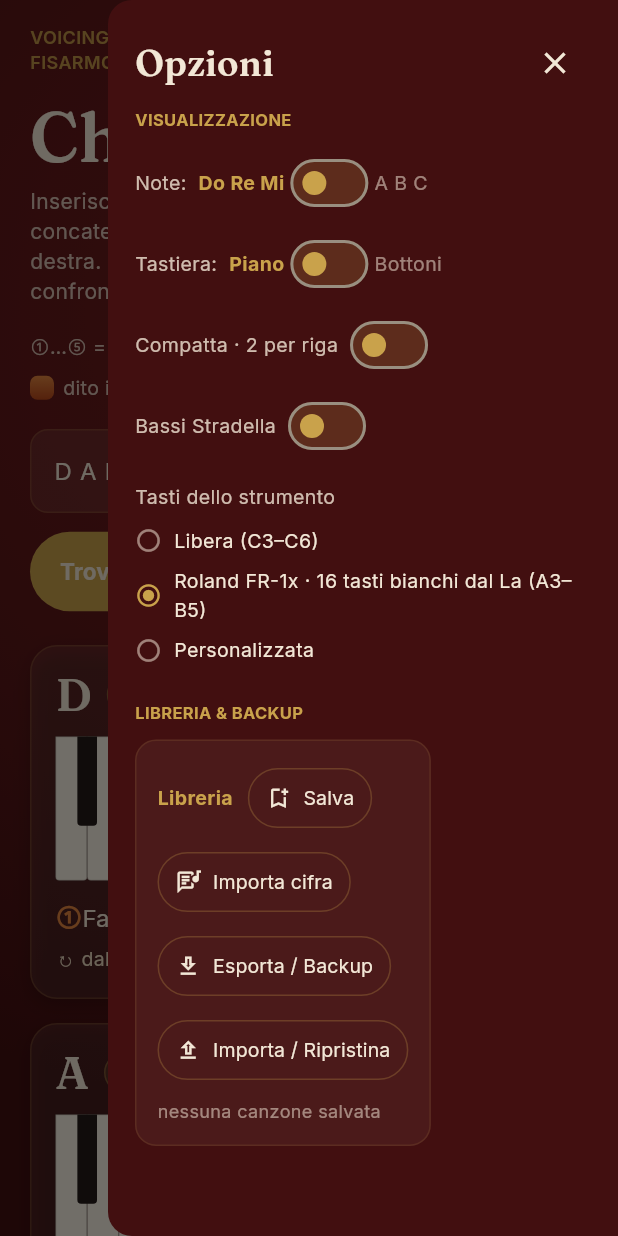
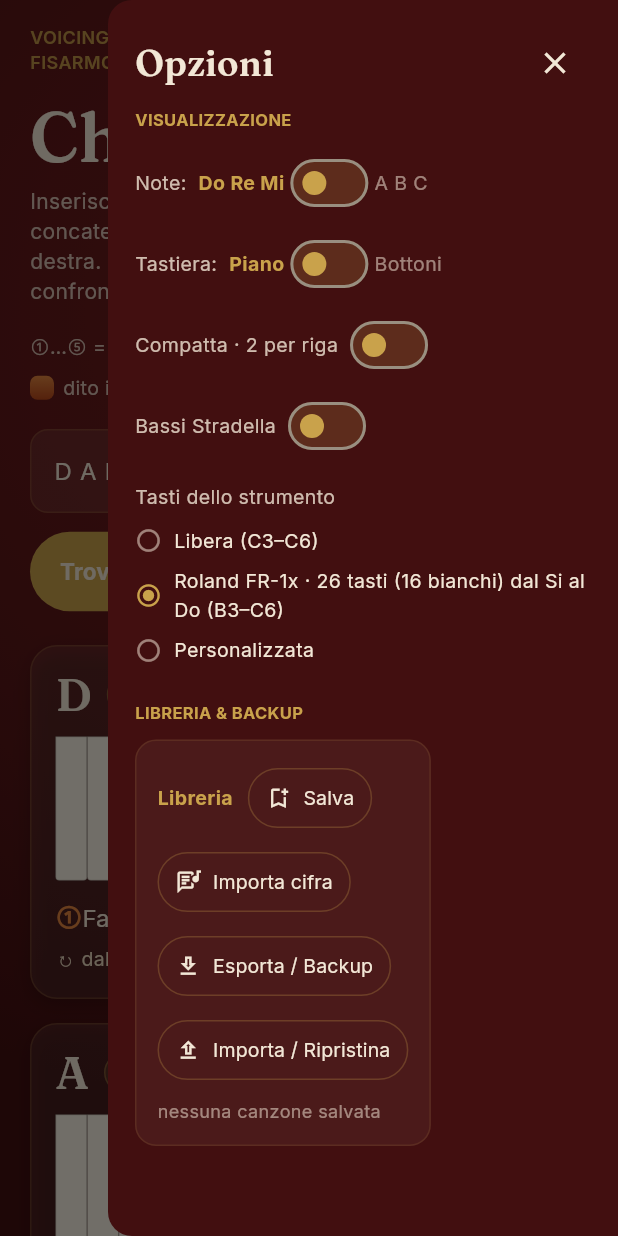
Before and after one commit to ianes1978/Chord-Flow, a Flutter app: the screen it shows after launch, after a tap on "Opzioni & Libreria", after a tap on "▶ Suona", on a phone screen of 412 x 824 dp. Run offline on Flutter 3.47's test engine with Material 3 defaults, Android fonts, the phone set to English and light mode, and no system bars; our stand-ins replace google_fonts, shared_preferences, web; missing offline and left inert: dart:js_interop, flutter_soloud.

Commit message:
Tastiera Roland FR-1x: parte dal Si (B3–C6), 26 tasti
Il preset FR-1x ora va dal Si al Do: 16 tasti bianchi + 10 neri = 26
tasti (B3–C6), non più dal La. Aggiornati il default della tastiera
personalizzata e i test (16 bianchi dal Si3 arrivano al Do6).

Co-Authored-By: Claude Fable 5.2 <noreply@anthropic.com>
Claude-Session: https://claude.ai/code/session_01DUZqHvsSWByx5QpbsnoWA7

```diff
--- a/lib/music/theory.dart
+++ b/lib/music/theory.dart
@@ -73,11 +73,11 @@ class KeyboardPreset {
   const KeyboardPreset(this.id, this.label, [this.low, this.high]);
 }
 
-/// Preset disponibili. Roland FR-1x: 16 tasti bianchi a partire dal La
-/// (A3–B5). "Personalizzata" usa primo tasto bianco + numero di bianchi.
+/// Preset disponibili. Roland FR-1x: 26 tasti (16 bianchi) dal Si al Do
+/// (B3–C6). "Personalizzata" usa primo tasto bianco + numero di bianchi.
 const List<KeyboardPreset> keyboardPresets = [
   KeyboardPreset('free', 'Libera (C3–C6)'),
-  KeyboardPreset('fr1x', 'Roland FR-1x · 16 tasti bianchi dal La (A3–B5)', 57, 83),
+  KeyboardPreset('fr1x', 'Roland FR-1x · 26 tasti (16 bianchi) dal Si al Do (B3–C6)', 59, 84),
   KeyboardPreset('custom', 'Personalizzata'),
 ];
 
--- a/lib/ui/home_page.dart
+++ b/lib/ui/home_page.dart
@@ -46,7 +46,7 @@ class _HomePageState extends State<HomePage> {
   String? _stradFilter; // accordo filtrato nel pannello Stradella (null = tutti)
   String? _currentSong; // nome della canzone caricata/salvata (per "Salva")
   String _kbPreset = 'free'; // estensione tastiera destra (preset)
-  int _customLow = 57; // tastiera personalizzata: primo tasto bianco (MIDI)
+  int _customLow = 59; // tastiera personalizzata: primo tasto bianco (MIDI)
   int _customWhites = 16; // tastiera personalizzata: numero di tasti bianchi
   static const _kbPrefKey = 'chordflow.keyboard.v1';
   List<Song> _songs = []; // libreria canzoni salvate
```
Also changed, not shown: 1 other file.
